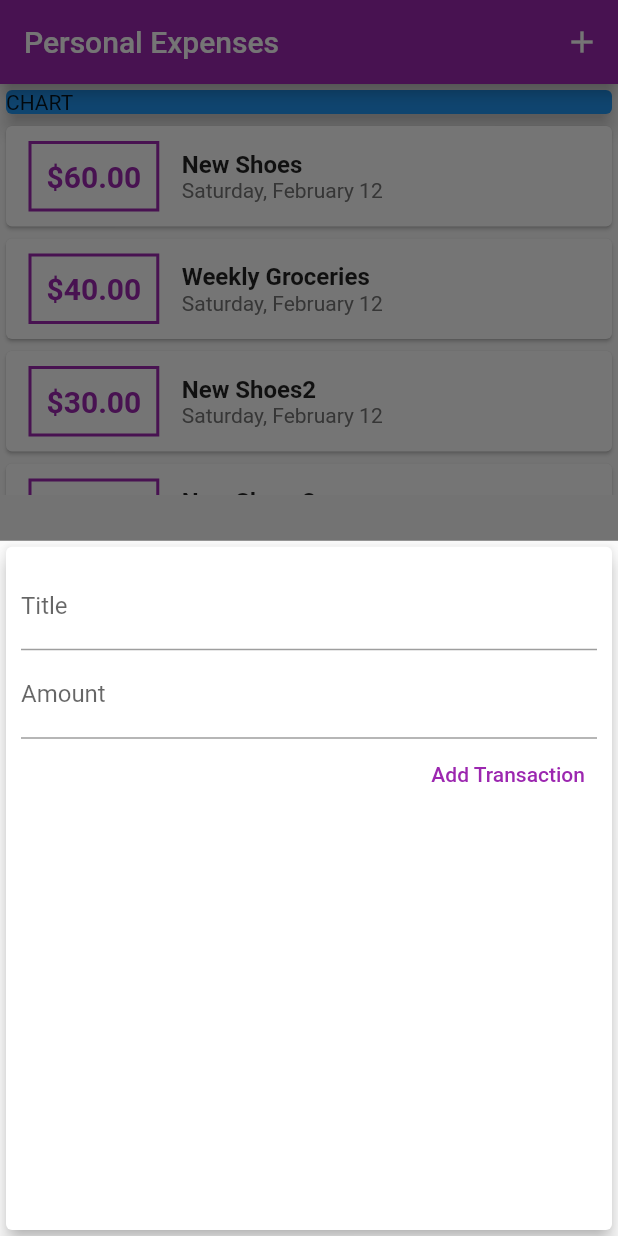
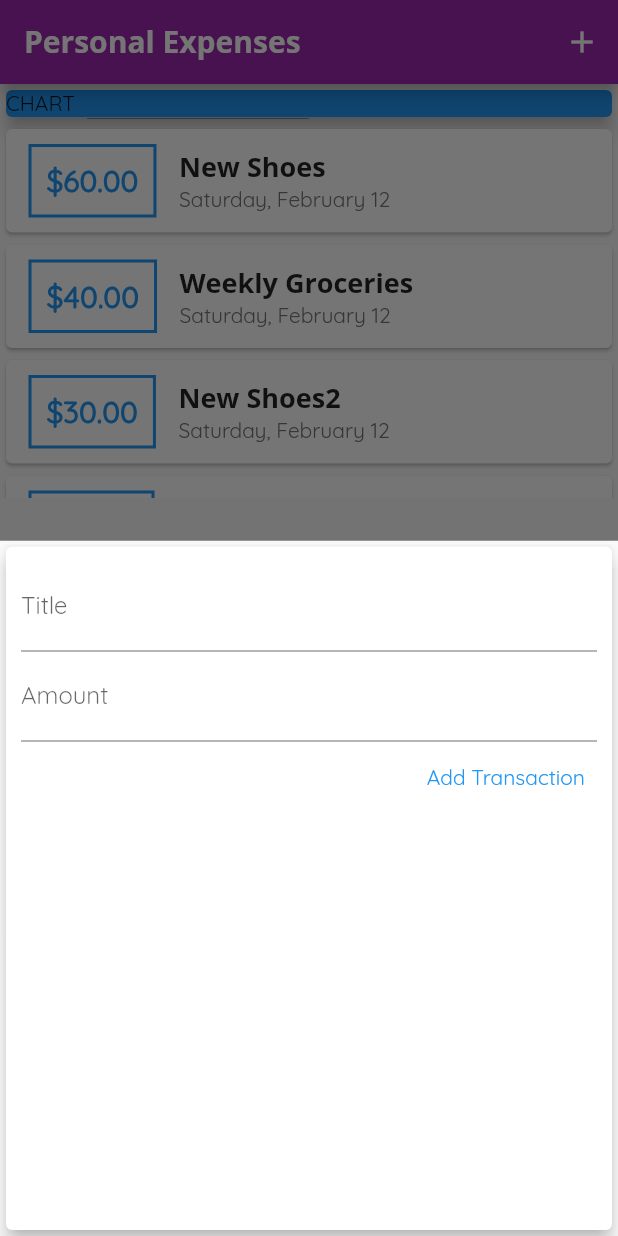
Before and after one commit to mahdibouaziz/flutter-personal-expenses, a Flutter app: the screen it shows after launch, after a tap on the "add" icon, on a phone screen of 412 x 824 dp. Run offline on Flutter 3.47's test engine with Material 2 defaults, Android fonts, the phone set to English and light mode, and no system bars.

Commit message:
added global text theme to the app

```diff
--- a/lib/main.dart
+++ b/lib/main.dart
@@ -16,8 +16,13 @@ class MyApp extends StatelessWidget {
       title: "Personal Expenses",
       home: const MyHomePage(),
       theme: ThemeData(
-        primarySwatch: Colors.purple,
-        accentColor: Colors.amber,
+        colorScheme: ColorScheme.fromSwatch(primarySwatch: Colors.purple).copyWith(secondary: Colors.amber),
+        fontFamily: 'Quicksand',
+        textTheme: const TextTheme(titleLarge: TextStyle(fontFamily: 'OpenSans',fontSize: 18,fontWeight: FontWeight.bold), ),
+        appBarTheme: const AppBarTheme(
+          titleTextStyle: TextStyle(fontFamily: 'OpenSans',fontSize: 20,fontWeight: FontWeight.bold),
+        )
+
       ),
     );
   }
--- a/lib/widgets/new_transaction.dart
+++ b/lib/widgets/new_transaction.dart
@@ -60,7 +60,7 @@ class _NewTransactionState extends State<NewTransaction> {
               child: const Text("Add Transaction"),
               style: ButtonStyle(
                 foregroundColor:
-                    MaterialStateProperty.all<Color>(Colors.purple),
+                    MaterialStateProperty.all<Color>(Theme.of(context).primaryColor),
               ),
             )
           ],
--- a/lib/widgets/transaction_list.dart
+++ b/lib/widgets/transaction_list.dart
@@ -36,8 +36,7 @@ class TransactionList extends StatelessWidget {
                   children: [
                     Text(
                       userTransactions[index].title,
-                      style: const TextStyle(
-                          fontSize: 16, fontWeight: FontWeight.bold),
+                      style: Theme.of(context).textTheme.titleLarge,
                     ),
                     Text(
                       DateFormat.MMMMEEEEd()
```
Also changed, not shown: pubspec.yaml (+13 -15 lines), assets/fonts/OpenSans-Bold.ttf (added), assets/fonts/OpenSans-Regular.ttf (added), assets/fonts/Quicksand-Bold.ttf (added), assets/fonts/Quicksand-Light.ttf (added), assets/fonts/Quicksand-Medium.ttf (added), assets/fonts/Quicksand-Regular.ttf (added), assets/images/waiting.png (added).
